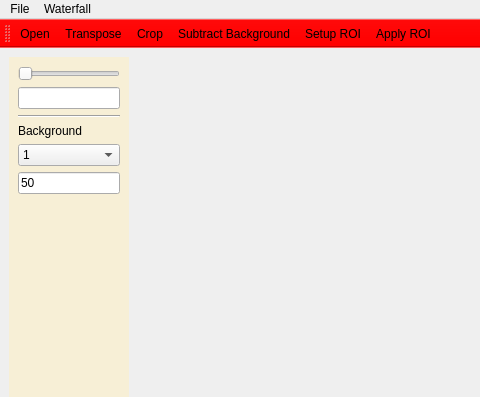
First picture: the form in dispertrack/view/GUI/waterfall_analysis.ui, repository Dennis-Dispertech/DisperTrack, before the edit; both pictures show x 0 to 480 and y 0 to 397 of the 878 by 744 pixel window.
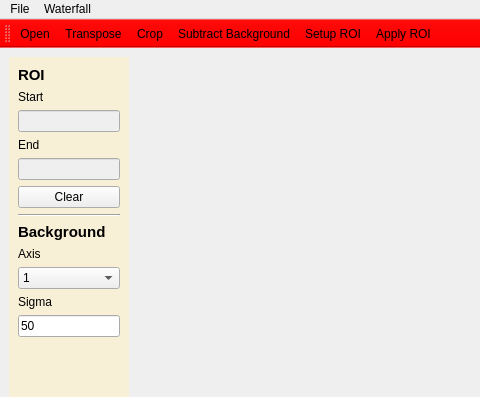
Second picture: the form after the edit. Icons and pictures are not drawn.

Commit message: Particle data is being saved, metadata saves itself when closing the program. Added option to clear crop

Patch:
```diff
--- a/dispertrack/view/GUI/waterfall_analysis.ui
+++ b/dispertrack/view/GUI/waterfall_analysis.ui
@@ -46,19 +46,50 @@
       </property>
       <layout class="QVBoxLayout" name="verticalLayout_2">
        <item>
-        <widget class="QSlider" name="slider_angle">
-         <property name="maximum">
-          <number>359</number>
-         </property>
-         <property name="orientation">
-          <enum>Qt::Horizontal</enum>
-         </property>
-        </widget>
-       </item>
-       <item>
-        <widget class="QLineEdit" name="line_angle">
+        <widget class="QLabel" name="label_2">
          <property name="styleSheet">
-          <string notr="true"/>
+          <string notr="true">QLabel { 
+font-size: 15px;
+font-weight: bold;
+}</string>
+         </property>
+         <property name="text">
+          <string>ROI</string>
+         </property>
+        </widget>
+       </item>
+       <item>
+        <widget class="QLabel" name="label_3">
+         <property name="text">
+          <string>Start</string>
+         </property>
+        </widget>
+       </item>
+       <item>
+        <widget class="QLineEdit" name="line_start_frame">
+         <property name="enabled">
+          <bool>false</bool>
+         </property>
+        </widget>
+       </item>
+       <item>
+        <widget class="QLabel" name="label_4">
+         <property name="text">
+          <string>End</string>
+         </property>
+        </widget>
+       </item>
+       <item>
+        <widget class="QLineEdit" name="line_end_frame">
+         <property name="enabled">
+          <bool>false</bool>
+         </property>
+        </widget>
+       </item>
+       <item>
+        <widget class="QPushButton" name="button_clear_roi">
+         <property name="text">
+          <string>Clear</string>
          </property>
         </widget>
        </item>
@@ -72,13 +103,23 @@
        <item>
         <widget class="QLabel" name="label">
          <property name="styleSheet">
-          <string notr="true"/>
+          <string notr="true">QLabel { 
+font-size: 15px;
+font-weight: bold;
+}</string>
          </property>
          <property name="text">
           <string>Background</string>
          </property>
         </widget>
        </item>
+       <item>
+        <widget class="QLabel" name="label_5">
+         <property name="text">
+          <string>Axis</string>
+         </property>
+        </widget>
+       </item>
        <item>
         <widget class="QComboBox" name="combo_bkg_axis">
          <property name="toolTip">
@@ -96,6 +137,13 @@
          </item>
         </widget>
        </item>
+       <item>
+        <widget class="QLabel" name="label_6">
+         <property name="text">
+          <string>Sigma</string>
+         </property>
+        </widget>
+       </item>
        <item>
         <widget class="QLineEdit" name="line_bkg">
          <property name="toolTip">
```
The commit also changes 4 other files.
